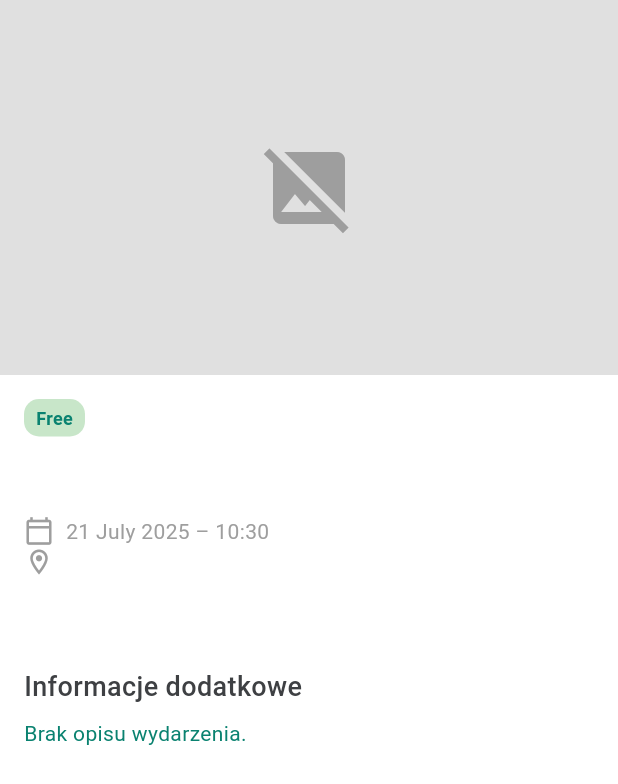
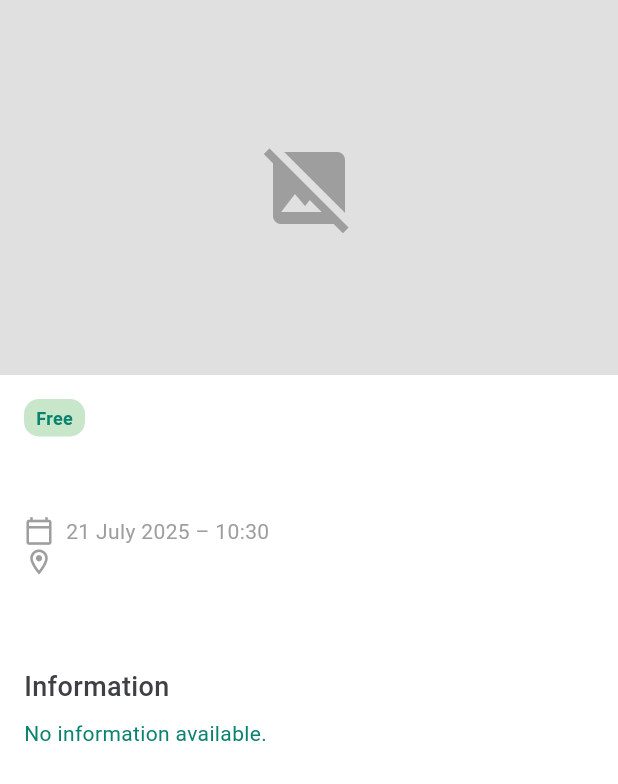
Before and after one commit to blumilksoftware/interns2025b-mobile, a Flutter app: the EventDetailsBody widget shown alone on an empty page, opened directly with empty values, on a phone screen of 412 x 824 dp. Shown: the top 784 px of the screen. Run offline on Flutter 3.47's test engine with Material 3 defaults, Android fonts, the phone set to English and light mode, and no system bars; our stand-ins replace flutter_dotenv, flutter_map, flutter_riverpod, latlong2, shared_preferences, toggle_switch; missing offline and left inert: flutter_map_marker_cluster; accounts and stored records are empty; generated files the repository leaves out were written again; network calls fail.

Commit message:
refactor: Remove unused imports and localize event details

```diff
--- a/lib/l10n/app_en.arb
+++ b/lib/l10n/app_en.arb
@@ -70,5 +70,7 @@
   "navbarEvents": "Events",
   "navbarAdd": "Add",
   "navbarProfile": "Profile",
-  "seeDetails": "See details"
+  "seeDetails": "See details",
+  "information": "Information",
+  "noInformation": "No information available."
 }
--- a/lib/l10n/app_pl.arb
+++ b/lib/l10n/app_pl.arb
@@ -70,5 +70,7 @@
   "navbarEvents": "Wydarzenia",
   "navbarAdd": "Dodaj",
   "navbarProfile": "Profil",
-  "seeDetails": "Zobacz szczegóły"
+  "seeDetails": "Zobacz szczegóły",
+  "information": "Informacje",
+  "noInformation": "Brak dostępnych informacji."
 }
--- a/lib/src/features/event/presentation/pages/event_details_page.dart
+++ b/lib/src/features/event/presentation/pages/event_details_page.dart
@@ -2,7 +2,6 @@ import 'package:flutter/material.dart';
 import 'package:flutter_riverpod/flutter_riverpod.dart';
 import 'package:interns2025b_mobile/src/features/event/presentation/providers/event_by_id_provider.dart';
 import 'package:interns2025b_mobile/src/features/event/presentation/widgets/event_details_body.dart';
-import 'package:interns2025b_mobile/src/shared/presentation/widgets/navigation_bar.dart';
 
 class EventDetails extends ConsumerWidget {
   const EventDetails({super.key});
--- a/lib/src/features/event/presentation/widgets/event_card.dart
+++ b/lib/src/features/event/presentation/widgets/event_card.dart
@@ -5,7 +5,6 @@ import 'package:interns2025b_mobile/src/features/event/presentation/widgets/even
 import 'package:interns2025b_mobile/src/features/event/presentation/widgets/event_price_tag.dart';
 import 'package:interns2025b_mobile/src/shared/domain/models/event_model.dart';
 import 'package:interns2025b_mobile/src/shared/presentation/theme/app_colors.dart';
-import 'package:intl/intl.dart';
 
 class EventCard extends StatelessWidget {
   final Event event;
--- a/lib/src/features/event/presentation/widgets/event_details_body.dart
+++ b/lib/src/features/event/presentation/widgets/event_details_body.dart
@@ -6,7 +6,6 @@ import 'package:interns2025b_mobile/src/features/event/presentation/widgets/even
 import 'package:interns2025b_mobile/src/shared/domain/models/event_model.dart';
 import 'package:interns2025b_mobile/src/shared/presentation/theme/app_colors.dart';
 import 'package:interns2025b_mobile/src/shared/presentation/widgets/labeled_text.dart';
-import 'package:intl/intl.dart';
 
 class EventDetailsBody extends StatelessWidget {
   final Event event;
@@ -72,17 +71,17 @@ class EventDetailsBody extends StatelessWidget {
                 const SizedBox(height: 8),
                 if (event.ageCategory != null)
                   Text(
-                    "${event.ageCategory!}",
+                    event.ageCategory!,
                     style: Theme.of(context).textTheme.bodySmall?.copyWith(color: AppColors.shadeGrey700),
                   ),
                 const SizedBox(height: 8),
                 const SizedBox(height: 16),
-                LabeledText("Informacje dodatkowe", fontSize: 18),
+                LabeledText(localizations.information, fontSize: 18),
                 const SizedBox(height: 8),
                 if (event.description != null && event.description!.isNotEmpty)
                   Text(event.description!),
                 if (event.description == null || event.description!.isEmpty)
-                  const Text("Brak opisu wydarzenia."),
+                  Text(localizations.noInformation),
               ],
             ),
           ),
```
